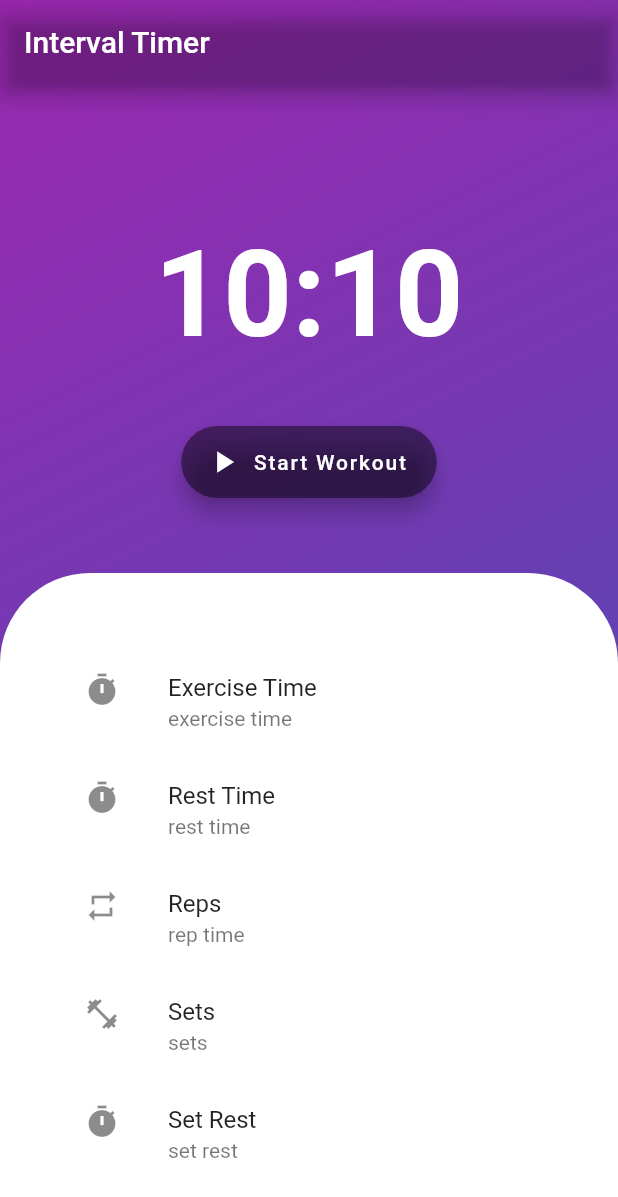
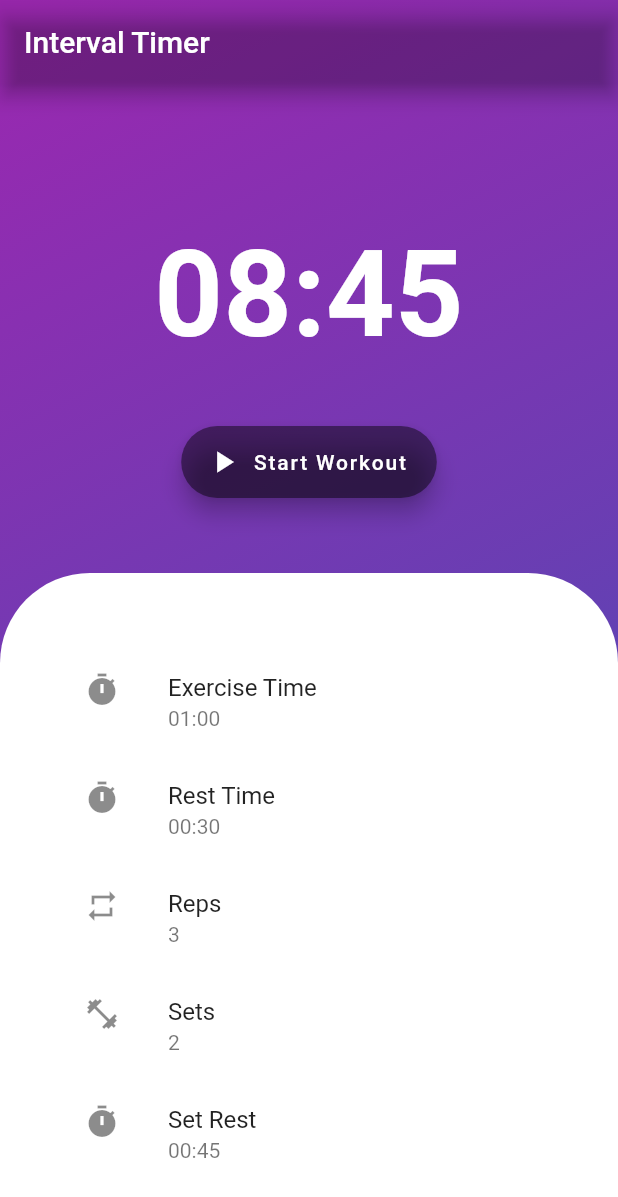
Before and after one commit to sabinabialic/HiitMe-Interval-Timer, a Flutter app: the screen it shows after launch, on a phone screen of 412 x 824 dp. Shown: the top 1197 px of the screen. Run offline on Flutter 3.47's test engine with Material 2 defaults, Android fonts, the phone set to English and light mode, and no system bars.

Commit message:
Timer Logic
Default timer values, implemented the ability to get values from the timer to show up on the main screen

```diff
--- a/lib/models.dart
+++ b/lib/models.dart
@@ -1,6 +1,3 @@
-import 'package:flutter/material.dart';
-import 'main.dart';
-
 // Default values for the timer
 Hiit get defaultHiit => Hiit(
   reps: 3,
@@ -35,14 +32,33 @@ class Hiit{
   });
 
   Duration getTotalTime() {
-    // TODO: Function to get the total time of the workout
-    throw UnimplementedError();
+    return (workTime * reps * sets) + (repRest * sets * (reps-1)) + (setRest * (sets-1));
   }
 
+  // Function to format the time
   String formatTime(Duration duration) {
-    // TODO: Function to format the time based on user input
-    throw UnimplementedError();
+    String minutes = (duration.inMinutes).toString().padLeft(2, '0');
+    String seconds = (duration.inSeconds % 60).toString().padLeft(2, '0');
+    return '$minutes:$seconds';
   }
+
+  Hiit.fromJson(Map<String, dynamic> json) :
+        reps = json['reps'],
+        workTime = Duration(seconds: json['workTime']),
+        repRest = Duration(seconds: json['repRest']),
+        sets = json['sets'],
+        setRest = Duration(seconds: json['setRest']),
+        delayTime = Duration(seconds: json['delayTime']);
+
+  Map<String, dynamic> toJson() => {
+    'reps': reps,
+    'workTime': workTime.inSeconds,
+    'repRest': repRest.inSeconds,
+    'sets': sets,
+    'setRest': setRest.inSeconds,
+    'delayTime': delayTime.inSeconds,
+  };
+
 }
 
 // All the possible workout states
--- a/lib/screens/hiit_screen.dart
+++ b/lib/screens/hiit_screen.dart
@@ -1,6 +1,10 @@
+import 'dart:convert';
+
 import 'package:flutter/foundation.dart';
 import 'package:flutter/material.dart';
 import 'package:interval_timer/screens/workout_screen.dart';
+
+import '../models.dart';
 
 class HiitScreen extends StatefulWidget {
   @override
@@ -8,6 +12,14 @@ class HiitScreen extends StatefulWidget {
 }
 
 class _HiitScreenState extends State<HiitScreen> {
+  Hiit _hiit;
+
+  @override
+  initState() {
+    _hiit = defaultHiit;
+    super.initState();
+  }
+
   @override
   Widget build(BuildContext context) {
     return Scaffold(
@@ -39,7 +51,7 @@ class _HiitScreenState extends State<HiitScreen> {
                       Row(
                         mainAxisAlignment: MainAxisAlignment.center,
                         children: <Widget>[
-                          Text("10:10",
+                          Text(_hiit.formatTime(_hiit.getTotalTime()),
                               style: TextStyle(
                                   color: Colors.white,
                                   fontSize: 80,
@@ -86,7 +98,7 @@ class _HiitScreenState extends State<HiitScreen> {
                           // Exercise Time
                           ListTile(
                             title: Text('Exercise Time'),
-                            subtitle: Text('exercise time'),
+                            subtitle: Text(_hiit.formatTime(_hiit.workTime)),
                             leading: Icon(Icons.timer),
                             onTap: () {
                               // TODO: Show duration picker
@@ -95,7 +107,7 @@ class _HiitScreenState extends State<HiitScreen> {
                           // Rest Time
                           ListTile(
                             title: Text('Rest Time'),
-                            subtitle: Text('rest time'),
+                            subtitle: Text(_hiit.formatTime(_hiit.repRest)),
                             leading: Icon(Icons.timer),
                             onTap: () {
                               // TODO: Show duration picker
@@ -104,7 +116,7 @@ class _HiitScreenState extends State<HiitScreen> {
                           // Reps
                           ListTile(
                             title: Text('Reps'),
-                            subtitle: Text('rep time'),
+                            subtitle: Text('${_hiit.reps}'),
                             leading: Icon(Icons.repeat),
                             onTap: () {
                               // TODO: Show duration picker
@@ -113,7 +125,7 @@ class _HiitScreenState extends State<HiitScreen> {
                           // Sets
                           ListTile(
                             title: Text('Sets'),
-                            subtitle: Text('sets'),
+                            subtitle: Text('${_hiit.sets}'),
                             leading: Icon(Icons.fitness_center),
                             onTap: () {
                               // TODO: Show duration picker
@@ -122,7 +134,7 @@ class _HiitScreenState extends State<HiitScreen> {
                           // Set Rest
                           ListTile(
                             title: Text('Set Rest'),
-                            subtitle: Text('set rest'),
+                            subtitle: Text(_hiit.formatTime(_hiit.setRest)),
                             leading: Icon(Icons.timer),
                             onTap: () {
                               // TODO: Show duration picker
```
